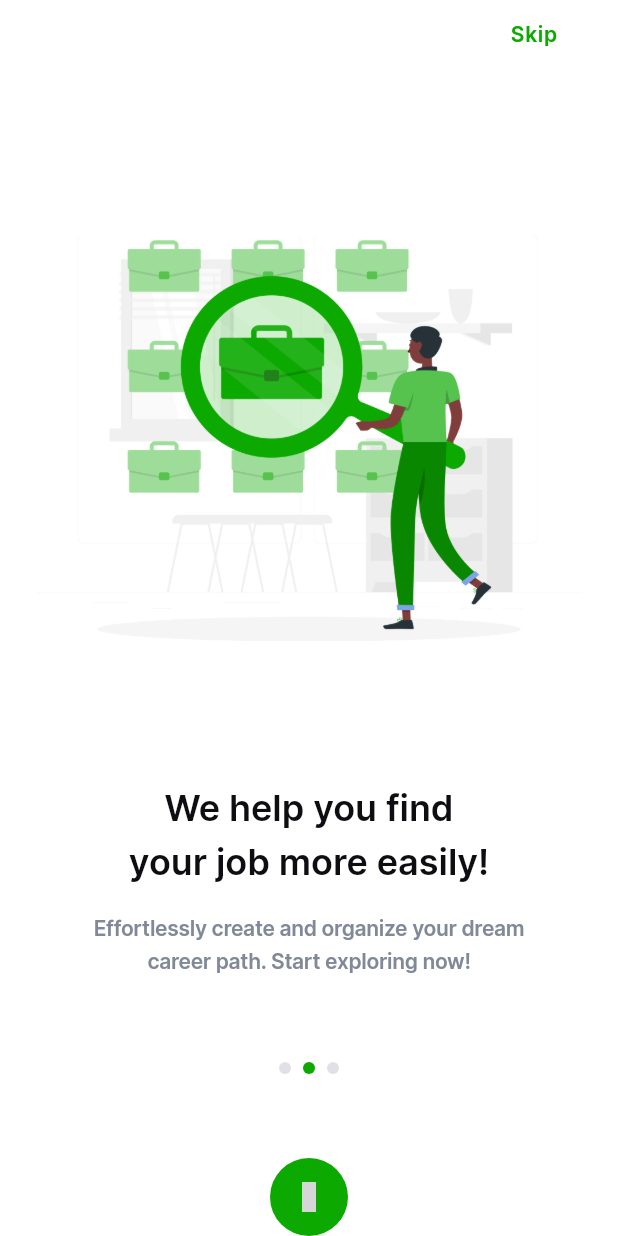
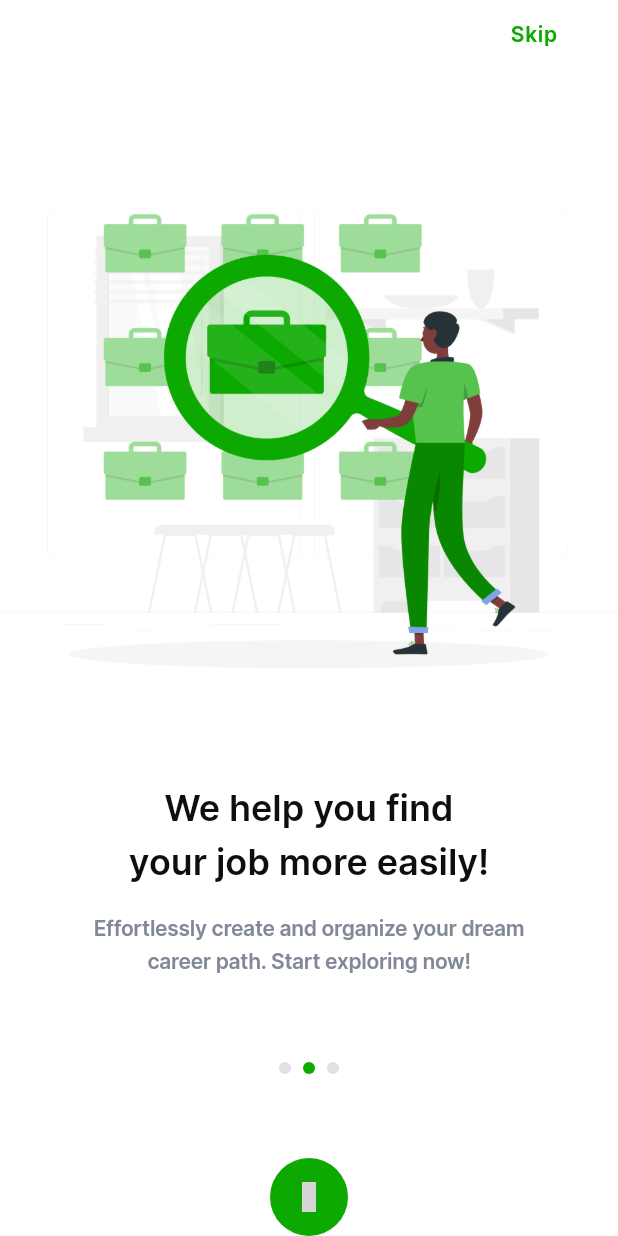
Before and after one commit to rflorat07/job_finder, a Flutter app: the screen it shows after launch, on a phone screen of 412 x 824 dp. Run offline on Flutter 3.47's test engine with Material 3 defaults, Android fonts, the phone set to English and light mode, and no system bars; drawn by our look-alikes of smooth_page_indicator; our stand-ins replace cached_network_image, easy_localization, equatable, flutter_native_splash, flutter_riverpod, flutter_svg and 3 more; grey boxes are pictures that could not be loaded.

Commit message:
Add skip functionality to onboarding screens and update localization files

```diff
--- a/assets/translations/en.json
+++ b/assets/translations/en.json
@@ -3,6 +3,7 @@
     "get_started": "Get Started"
   },
   "onboarding": {
+    "skip": "Skip",
     "onboarding_title_1": "We help you find \nyour job more easily!",
     "onboarding_subtitle_1": "Effortlessly create and organize your dream \ncareer path. Start exploring now!",
     "onboarding_title_2": "Explore Limitless Career \nOptions Today!",
--- a/assets/translations/es.json
+++ b/assets/translations/es.json
@@ -3,6 +3,7 @@
     "get_started": "Comenzar"
   },
   "onboarding": {
+    "skip": "Saltar",
     "onboarding_title_1": "Te ayudamos a encontrar\ntu trabajo más fácilmente",
     "onboarding_subtitle_1": "Crea y organiza fácilmente tu ruta profesional ideal.\nEmpieza a explorar ahora.",
     "onboarding_title_2": "Explora hoy opciones\nprofesionales ilimitadas",
--- a/lib/src/features/onboarding/presentation/screens/onboarding_page.dart
+++ b/lib/src/features/onboarding/presentation/screens/onboarding_page.dart
@@ -30,10 +30,6 @@ class OnboardingPage extends StatelessWidget {
     return Scaffold(
       backgroundColor: context.dsColors.surface,
       body: SafeArea(
-        child: Padding(
-          padding: const EdgeInsets.symmetric(
-            horizontal: SpacingTokens.spacing24,
-          ),
         child: Column(
           spacing: SpacingTokens.spacing56,
           crossAxisAlignment: CrossAxisAlignment.center,
@@ -69,7 +65,6 @@ class OnboardingPage extends StatelessWidget {
           ],
         ),
       ),
-      ),
     );
   }
 }
--- a/lib/src/features/onboarding/presentation/screens/widgets/onboarding_item.dart
+++ b/lib/src/features/onboarding/presentation/screens/widgets/onboarding_item.dart
@@ -20,7 +20,11 @@ class OnboardingItem extends StatelessWidget {
       children: [
         Expanded(child: Image.asset(image)),
 
-        Column(
+        Padding(
+          padding: const EdgeInsets.symmetric(
+            horizontal: SpacingTokens.spacing24,
+          ),
+          child: Column(
             spacing: SpacingTokens.spacing16,
             crossAxisAlignment: CrossAxisAlignment.center,
             mainAxisAlignment: MainAxisAlignment.center,
@@ -44,6 +48,7 @@ class OnboardingItem extends StatelessWidget {
               ),
             ],
           ),
+        ),
       ],
     );
   }
--- a/lib/src/features/onboarding/presentation/screens/widgets/onboarding_skip.dart
+++ b/lib/src/features/onboarding/presentation/screens/widgets/onboarding_skip.dart
@@ -1,3 +1,4 @@
+import 'package:job_design_tokens/job_design_tokens.dart';
 import 'package:job_finder/src/imports/imports.dart';
 
 class OnBoardingSkip extends StatelessWidget {
@@ -7,14 +8,17 @@ class OnBoardingSkip extends StatelessWidget {
 
   @override
   Widget build(BuildContext context) {
-    return Row(
+    return Padding(
+      padding: const EdgeInsets.only(right: SpacingTokens.spacing24),
+      child: Row(
         mainAxisAlignment: MainAxisAlignment.end,
         children: [
           TextButton(
             onPressed: () => context.go(AppRoutes.login),
-          child: const Text('Skip'),
+            child: Text('onboarding.skip'.tr()),
           ),
         ],
+      ),
     );
   }
 }
--- a/lib/src/shared/wrappers/localization_wrapper.dart
+++ b/lib/src/shared/wrappers/localization_wrapper.dart
@@ -15,7 +15,7 @@ class LocalizationWrapper extends StatelessWidget {
       supportedLocales: const [
         Locale('en'),
         Locale('es'),
-        //Locale('it'),
+        Locale('it'),
       ],
       path: 'assets/translations',
       fallbackLocale: const Locale('en'),
```
Also changed, not shown: assets/translations/it.json (+7 -6 lines). Lines whose indentation alone changed are shown as unchanged.
